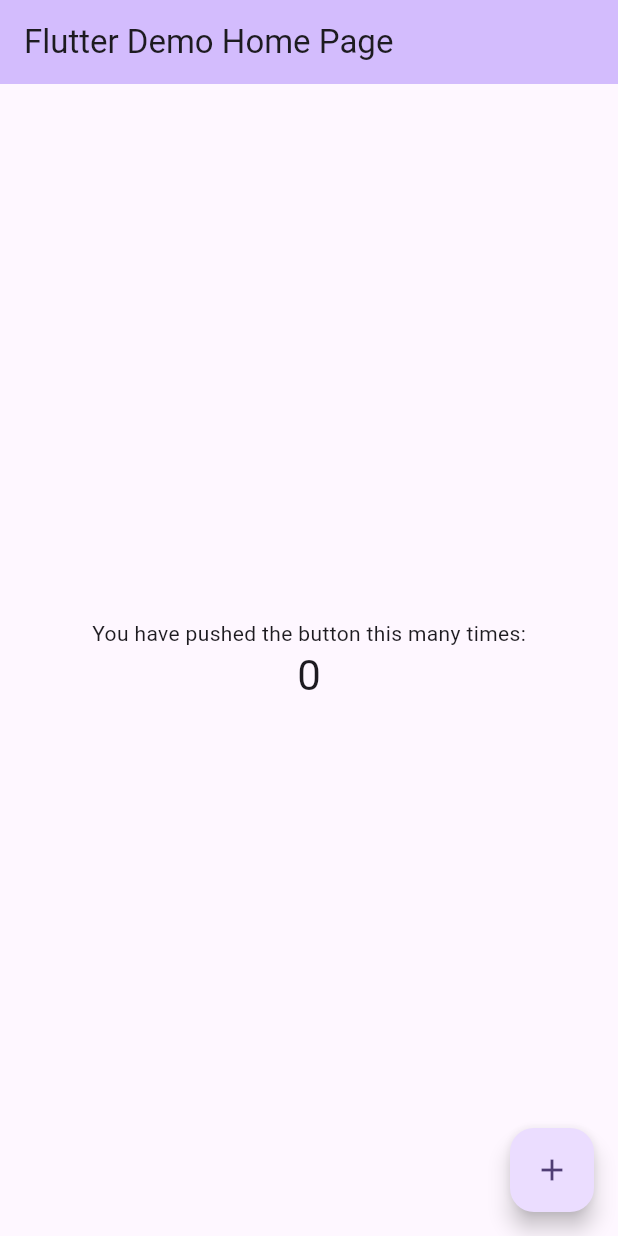
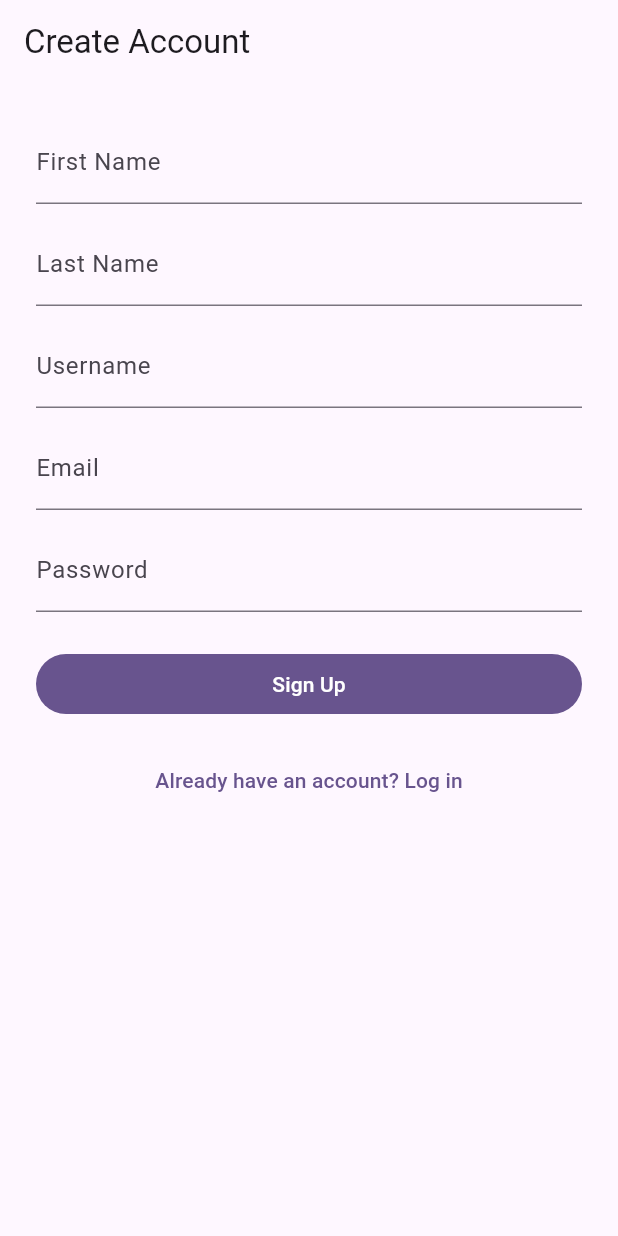
Before and after one commit to YouFaceJaraxxus/gym_bro, a Flutter app: the screen it shows after launch, on a phone screen of 412 x 824 dp. Run offline on Flutter 3.47's test engine with Material 3 defaults, Android fonts, the phone set to English and light mode, and no system bars; our stand-ins replace flutter_secure_storage.

Commit message:
Add Flutter auth flow with secure token storage and refresh
- Signup, check-email, login, and home pages with full navigation
- AuthService: signup, signin, refresh, and test endpoint calls
- AuthManager: singleton session state with silent token refresh (60s buffer)
- AuthStorage: persists access/refresh tokens + expiry to device keychain via flutter_secure_storage
- App init restores session on cold start, routing to home or signup
- Logout clears stored tokens and returns to signup
- Backend: POST /users/refresh endpoint (provider-agnostic, works for all Supabase auth methods)
- Android emulator: uses 10.0.2.2 instead of localhost

Co-Authored-By: Claude Sonnet 4.6 <noreply@anthropic.com>

```diff
--- a/apps/gym_bro_mobile/lib/main.dart
+++ b/apps/gym_bro_mobile/lib/main.dart
@@ -1,122 +1,62 @@
 import 'package:flutter/material.dart';
+import 'pages/signup_page.dart';
+import 'pages/check_email_page.dart';
+import 'pages/login_page.dart';
+import 'pages/home_page.dart';
+import 'services/auth_manager.dart';
 
 void main() {
-  runApp(const MyApp());
+  runApp(const GymBroApp());
 }
 
-class MyApp extends StatelessWidget {
-  const MyApp({super.key});
+class GymBroApp extends StatelessWidget {
+  const GymBroApp({super.key});
 
-  // This widget is the root of your application.
   @override
   Widget build(BuildContext context) {
     return MaterialApp(
-      title: 'Flutter Demo',
+      title: 'Gym Bro',
       theme: ThemeData(
-        // This is the theme of your application.
-        //
-        // TRY THIS: Try running your application with "flutter run". You'll see
-        // the application has a purple toolbar. Then, without quitting the app,
-        // try changing the seedColor in the colorScheme below to Colors.green
-        // and then invoke "hot reload" (save your changes or press the "hot
-        // reload" button in a Flutter-supported IDE, or press "r" if you used
-        // the command line to start the app).
-        //
-        // Notice that the counter didn't reset back to zero; the application
-        // state is not lost during the reload. To reset the state, use hot
-        // restart instead.
-        //
-        // This works for code too, not just values: Most code changes can be
-        // tested with just a hot reload.
-        colorScheme: .fromSeed(seedColor: Colors.deepPurple),
+        colorScheme: ColorScheme.fromSeed(seedColor: Colors.deepPurple),
+        useMaterial3: true,
       ),
-      home: const MyHomePage(title: 'Flutter Demo Home Page'),
+      initialRoute: '/',
+      routes: {
+        '/': (_) => const _AppInit(),
+        '/signup': (_) => const SignupPage(),
+        '/check-email': (_) => const CheckEmailPage(),
+        '/login': (_) => const LoginPage(),
+        '/home': (_) => const HomePage(),
+      },
     );
   }
 }
 
-class MyHomePage extends StatefulWidget {
-  const MyHomePage({super.key, required this.title});
-
-  // This widget is the home page of your application. It is stateful, meaning
-  // that it has a State object (defined below) that contains fields that affect
-  // how it looks.
-
-  // This class is the configuration for the state. It holds the values (in this
-  // case the title) provided by the parent (in this case the App widget) and
-  // used by the build method of the State. Fields in a Widget subclass are
-  // always marked "final".
-
-  final String title;
+class _AppInit extends StatefulWidget {
+  const _AppInit();
 
   @override
-  State<MyHomePage> createState() => _MyHomePageState();
+  State<_AppInit> createState() => _AppInitState();
 }
 
-class _MyHomePageState extends State<MyHomePage> {
-  int _counter = 0;
+class _AppInitState extends State<_AppInit> {
+  @override
+  void initState() {
+    super.initState();
+    _init();
+  }
 
-  void _incrementCounter() {
-    setState(() {
-      // This call to setState tells the Flutter framework that something has
-      // changed in this State, which causes it to rerun the build method below
-      // so that the display can reflect the updated values. If we changed
-      // _counter without calling setState(), then the build method would not be
-      // called again, and so nothing would appear to happen.
-      _counter++;
-    });
+  Future<void> _init() async {
+    final hasSession = await AuthManager.instance.tryRestoreSession();
+    if (mounted) {
+      Navigator.pushReplacementNamed(context, hasSession ? '/home' : '/signup');
+    }
   }
 
   @override
   Widget build(BuildContext context) {
-    // This method is rerun every time setState is called, for instance as done
-    // by the _incrementCounter method above.
-    //
-    // The Flutter framework has been optimized to make rerunning build methods
-    // fast, so that you can just rebuild anything that needs updating rather
-    // than having to individually change instances of widgets.
-    return Scaffold(
-      appBar: AppBar(
-        // TRY THIS: Try changing the color here to a specific color (to
-        // Colors.amber, perhaps?) and trigger a hot reload to see the AppBar
-        // change color while the other colors stay the same.
-        backgroundColor: Theme.of(context).colorScheme.inversePrimary,
-        // Here we take the value from the MyHomePage object that was created by
-        // the App.build method, and use it to set our appbar title.
-        title: Text(widget.title),
-      ),
-      body: Center(
-        // Center is a layout widget. It takes a single child and positions it
-        // in the middle of the parent.
-        child: Column(
-          // Column is also a layout widget. It takes a list of children and
-          // arranges them vertically. By default, it sizes itself to fit its
-          // children horizontally, and tries to be as tall as its parent.
-          //
-          // Column has various properties to control how it sizes itself and
-          // how it positions its children. Here we use mainAxisAlignment to
-          // center the children vertically; the main axis here is the vertical
-          // axis because Columns are vertical (the cross axis would be
-          // horizontal).
-          //
-          // TRY THIS: Invoke "debug painting" (choose the "Toggle Debug Paint"
-          // action in the IDE, or press "p" in the console), to see the
-          // wireframe for each widget.
-          mainAxisAlignment: .center,
-          children: [
-            const Text('You have pushed the button this many times:'),
-            Text(
-              '$_counter',
-              style: Theme.of(context).textTheme.headlineMedium,
-            ),
-          ],
-        ),
-      ),
-      floatingActionButton: FloatingActionButton(
-        onPressed: _incrementCounter,
-        tooltip: 'Increment',
-        child: const Icon(Icons.add),
-      ),
+    return const Scaffold(
+      body: Center(child: CircularProgressIndicator()),
     );
   }
 }
--- /dev/null
+++ b/apps/gym_bro_mobile/lib/pages/signup_page.dart
@@ -0,0 +1,131 @@
+import 'package:flutter/material.dart';
+import '../services/auth_service.dart';
+
+class SignupPage extends StatefulWidget {
+  const SignupPage({super.key});
+
+  @override
+  State<SignupPage> createState() => _SignupPageState();
+}
+
+class _SignupPageState extends State<SignupPage> {
+  final _formKey = GlobalKey<FormState>();
+  final _emailCtrl = TextEditingController();
+  final _passwordCtrl = TextEditingController();
+  final _usernameCtrl = TextEditingController();
+  final _nameCtrl = TextEditingController();
+  final _lastNameCtrl = TextEditingController();
+  final _authService = AuthService();
+
+  bool _loading = false;
+  String? _error;
+
+  @override
+  void dispose() {
+    _emailCtrl.dispose();
+    _passwordCtrl.dispose();
+    _usernameCtrl.dispose();
+    _nameCtrl.dispose();
+    _lastNameCtrl.dispose();
+    super.dispose();
+  }
+
+  Future<void> _submit() async {
+    if (!_formKey.currentState!.validate()) return;
+    setState(() {
+      _loading = true;
+      _error = null;
+    });
+    try {
+      await _authService.signup(
+        email: _emailCtrl.text.trim(),
+        password: _passwordCtrl.text,
+        username: _usernameCtrl.text.trim(),
+        name: _nameCtrl.text.trim(),
+        lastName: _lastNameCtrl.text.trim(),
+      );
+      if (mounted) {
+        Navigator.pushReplacementNamed(context, '/check-email');
+      }
+    } catch (e) {
+      setState(() => _error = e.toString().replaceFirst('Exception: ', ''));
+    } finally {
+      if (mounted) setState(() => _loading = false);
+    }
+  }
+
+  @override
+  Widget build(BuildContext context) {
+    return Scaffold(
+      appBar: AppBar(title: const Text('Create Account')),
+      body: SingleChildScrollView(
+        padding: const EdgeInsets.all(24),
+        child: Form(
+          key: _formKey,
+          child: Column(
+            crossAxisAlignment: CrossAxisAlignment.stretch,
+            children: [
+              TextFormField(
+                controller: _nameCtrl,
+                decoration: const InputDecoration(labelText: 'First Name'),
+                textCapitalization: TextCapitalization.words,
+                validator: (v) => (v == null || v.trim().isEmpty) ? 'Required' : null,
+              ),
+              const SizedBox(height: 12),
+              TextFormField(
+                controller: _lastNameCtrl,
+                decoration: const InputDecoration(labelText: 'Last Name'),
+                textCapitalization: TextCapitalization.words,
+                validator: (v) => (v == null || v.trim().isEmpty) ? 'Required' : null,
+              ),
+              const SizedBox(height: 12),
+              TextFormField(
+                controller: _usernameCtrl,
+                decoration: const InputDecoration(labelText: 'Username'),
+                validator: (v) => (v == null || v.trim().isEmpty) ? 'Required' : null,
+              ),
+              const SizedBox(height: 12),
+              TextFormField(
+                controller: _emailCtrl,
+                decoration: const InputDecoration(labelText: 'Email'),
+                keyboardType: TextInputType.emailAddress,
+                validator: (v) => (v == null || !v.contains('@')) ? 'Enter a valid email' : null,
+              ),
+              const SizedBox(height: 12),
+              TextFormField(
+                controller: _passwordCtrl,
+                decoration: const InputDecoration(labelText: 'Password'),
+                obscureText: true,
+                validator: (v) => (v == null || v.length < 6) ? 'Minimum 6 characters' : null,
+              ),
+              const SizedBox(height: 24),
+              if (_error != null)
+                Padding(
+                  padding: const EdgeInsets.only(bottom: 16),
+                  child: Text(
+                    _error!,
+                    style: TextStyle(color: Theme.of(context).colorScheme.error),
+                  ),
+                ),
+              FilledButton(
+                onPressed: _loading ? null : _submit,
+                child: _loading
+                    ? const SizedBox(
+                        height: 20,
+                        width: 20,
+                        child: CircularProgressIndicator(strokeWidth: 2, color: Colors.white),
+                      )
+                    : const Text('Sign Up'),
+              ),
+              const SizedBox(height: 16),
+              TextButton(
+                onPressed: () => Navigator.pushReplacementNamed(context, '/login'),
+                child: const Text('Already have an account? Log in'),
+              ),
+            ],
+          ),
+        ),
+      ),
+    );
+  }
+}
--- /dev/null
+++ b/apps/gym_bro_mobile/lib/services/auth_service.dart
@@ -0,0 +1,78 @@
+import 'dart:convert';
+import 'dart:io';
+import 'package:http/http.dart' as http;
+
+// Android emulator → host machine is 10.0.2.2
+// iOS simulator   → localhost works fine
+// Physical device → use your machine's LAN IP (e.g. 192.168.x.x)
+final _baseUrl = 'http://${Platform.isAndroid ? '10.0.2.2' : 'localhost'}:54321/functions/v1/users';
+
+class AuthService {
+  final _client = http.Client();
+
+  Future<Map<String, dynamic>> signup({
+    required String email,
+    required String password,
+    required String username,
+    required String name,
+    required String lastName,
+  }) async {
+    final response = await _client.post(
+      Uri.parse('$_baseUrl/signup'),
+      headers: {'Content-Type': 'application/json'},
+      body: jsonEncode({
+        'email': email,
+        'password': password,
+        'username': username,
+        'name': name,
+        'last_name': lastName,
+      }),
+    );
+    final data = jsonDecode(response.body) as Map<String, dynamic>;
+    if (response.statusCode >= 400) {
+      throw Exception(data['error'] ?? 'Signup failed');
+    }
+    return data;
+  }
+
+  Future<Map<String, dynamic>> signin({
+    required String email,
+    required String password,
+  }) async {
+    final response = await _client.post(
+      Uri.parse('$_baseUrl/signin'),
+      headers: {'Content-Type': 'application/json'},
+      body: jsonEncode({'email': email, 'password': password}),
+    );
+    final data = jsonDecode(response.body) as Map<String, dynamic>;
+    if (response.statusCode >= 400) {
+      throw Exception(data['error'] ?? 'Sign in failed');
+    }
+    return data;
+  }
+
+  Future<Map<String, dynamic>> refresh(String refreshToken) async {
+    final response = await _client.post(
+      Uri.parse('$_baseUrl/refresh'),
+      headers: {'Content-Type': 'application/json'},
+      body: jsonEncode({'refresh_token': refreshToken}),
+    );
+    final data = jsonDecode(response.body) as Map<String, dynamic>;
+    if (response.statusCode >= 400) {
+      throw Exception(data['error'] ?? 'Token refresh failed');
+    }
+    return data;
+  }
+
+  Future<Map<String, dynamic>> testEndpoint(String accessToken) async {
+    final response = await _client.get(
+      Uri.parse('$_baseUrl/test'),
+      headers: {'Authorization': 'Bearer $accessToken'},
+    );
+    final data = jsonDecode(response.body) as Map<String, dynamic>;
+    if (response.statusCode >= 400) {
+      throw Exception(data['error'] ?? 'Request failed (${response.statusCode})');
+    }
+    return data;
+  }
+}
--- a/apps/gym_bro_mobile/pubspec.yaml
+++ b/apps/gym_bro_mobile/pubspec.yaml
@@ -34,6 +34,8 @@ dependencies:
   # The following adds the Cupertino Icons font to your application.
   # Use with the CupertinoIcons class for iOS style icons.
   cupertino_icons: ^1.0.8
+  http: ^1.2.2
+  flutter_secure_storage: ^9.2.4
 
 dev_dependencies:
   flutter_test:
```
Also changed, not shown: apps/gym_bro_mobile/lib/pages/check_email_page.dart (added, +42 -0 lines), apps/gym_bro_mobile/lib/pages/home_page.dart (added, +133 -0 lines), apps/gym_bro_mobile/lib/pages/login_page.dart (added, +104 -0 lines), apps/gym_bro_mobile/lib/services/auth_manager.dart (added, +80 -0 lines), apps/gym_bro_mobile/lib/services/auth_storage.dart (added, +48 -0 lines), apps/gym_bro_mobile/pubspec.lock, 8 other files.
